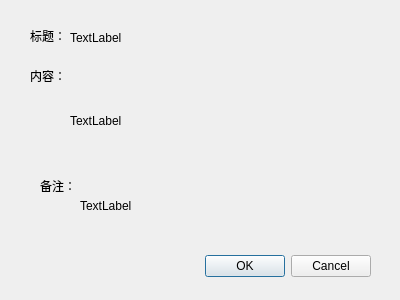
Old version of the form QtQuestWindow/QtQuestWindow/Browse.ui in the repository haizeiwang10086/file_save_haizeiwang10086.
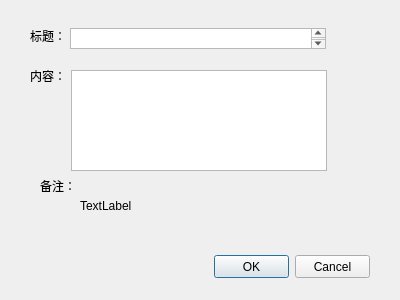
New version of the form.

Diff of the .ui file:
```diff
--- a/QtQuestWindow/QtQuestWindow/Browse.ui
+++ b/QtQuestWindow/QtQuestWindow/Browse.ui
@@ -13,60 +13,6 @@
   <property name="windowTitle">
    <string>Browse</string>
   </property>
-  <widget class="QWidget" name="layoutWidget">
-   <property name="geometry">
-    <rect>
-     <x>20</x>
-     <y>250</y>
-     <width>351</width>
-     <height>33</height>
-    </rect>
-   </property>
-   <layout class="QHBoxLayout">
-    <property name="spacing">
-     <number>6</number>
-    </property>
-    <property name="leftMargin">
-     <number>0</number>
-    </property>
-    <property name="topMargin">
-     <number>0</number>
-    </property>
-    <property name="rightMargin">
-     <number>0</number>
-    </property>
-    <property name="bottomMargin">
-     <number>0</number>
-    </property>
-    <item>
-     <spacer>
-      <property name="orientation">
-       <enum>Qt::Horizontal</enum>
-      </property>
-      <property name="sizeHint" stdset="0">
-       <size>
-        <width>131</width>
-        <height>31</height>
-       </size>
-      </property>
-     </spacer>
-    </item>
-    <item>
-     <widget class="QPushButton" name="okButton">
-      <property name="text">
-       <string>OK</string>
-      </property>
-     </widget>
-    </item>
-    <item>
-     <widget class="QPushButton" name="cancelButton">
-      <property name="text">
-       <string>Cancel</string>
-      </property>
-     </widget>
-    </item>
-   </layout>
-  </widget>
   <widget class="QLabel" name="label">
    <property name="geometry">
     <rect>
@@ -106,32 +52,6 @@
     <string>备注：</string>
    </property>
   </widget>
-  <widget class="QLabel" name="label_title">
-   <property name="geometry">
-    <rect>
-     <x>70</x>
-     <y>30</y>
-     <width>241</width>
-     <height>16</height>
-    </rect>
-   </property>
-   <property name="text">
-    <string>TextLabel</string>
-   </property>
-  </widget>
-  <widget class="QLabel" name="label_content">
-   <property name="geometry">
-    <rect>
-     <x>70</x>
-     <y>70</y>
-     <width>241</width>
-     <height>101</height>
-    </rect>
-   </property>
-   <property name="text">
-    <string>TextLabel</string>
-   </property>
-  </widget>
   <widget class="QLabel" name="label_remarks">
    <property name="geometry">
     <rect>
@@ -145,6 +65,52 @@
     <string>TextLabel</string>
    </property>
   </widget>
+  <widget class="QTextBrowser" name="text_content">
+   <property name="geometry">
+    <rect>
+     <x>71</x>
+     <y>70</y>
+     <width>256</width>
+     <height>101</height>
+    </rect>
+   </property>
+  </widget>
+  <widget class="QTextBrowser" name="text_title">
+   <property name="geometry">
+    <rect>
+     <x>70</x>
+     <y>28</y>
+     <width>256</width>
+     <height>21</height>
+    </rect>
+   </property>
+  </widget>
+  <widget class="QPushButton" name="okButton">
+   <property name="geometry">
+    <rect>
+     <x>214</x>
+     <y>255</y>
+     <width>75</width>
+     <height>23</height>
+    </rect>
+   </property>
+   <property name="text">
+    <string>OK</string>
+   </property>
+  </widget>
+  <widget class="QPushButton" name="cancelButton">
+   <property name="geometry">
+    <rect>
+     <x>295</x>
+     <y>255</y>
+     <width>75</width>
+     <height>23</height>
+    </rect>
+   </property>
+   <property name="text">
+    <string>Cancel</string>
+   </property>
+  </widget>
  </widget>
  <resources/>
  <connections>
```
